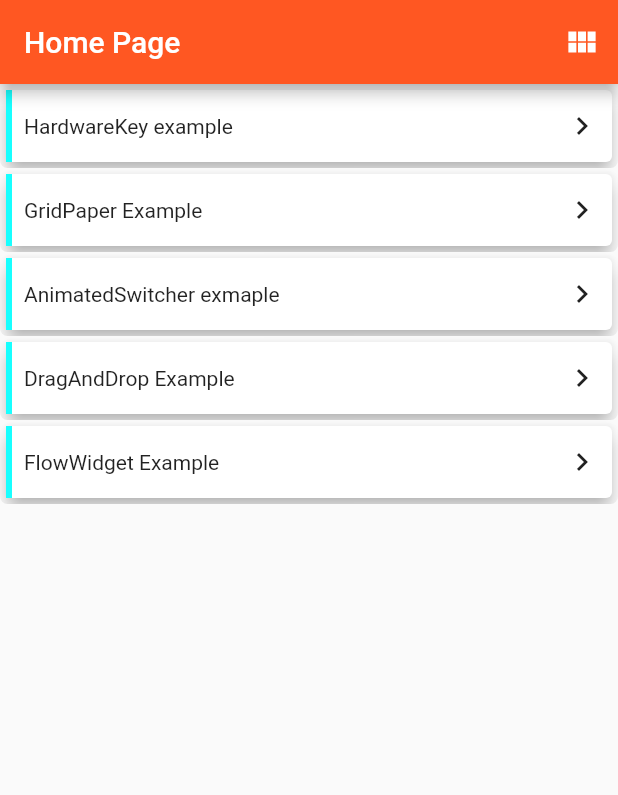
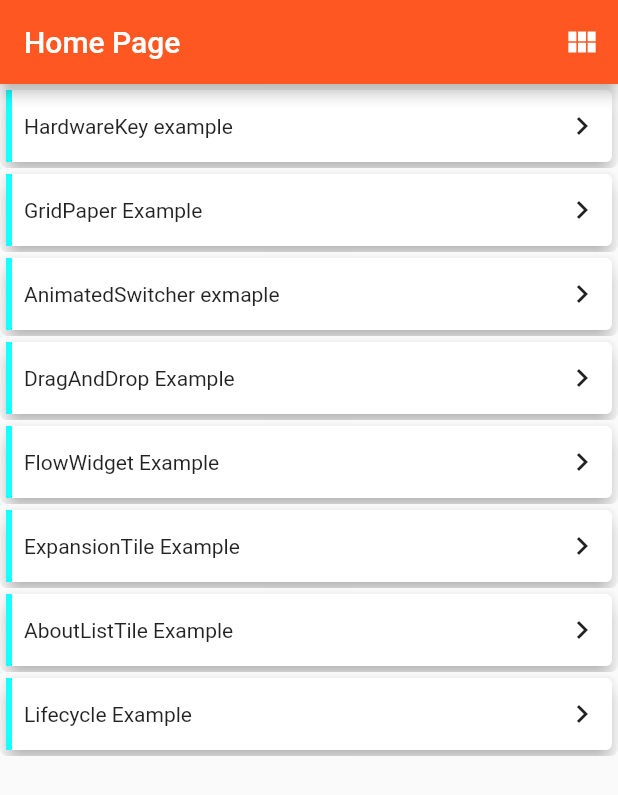
Before and after one commit to VlatkovicB/flutter_playground, a Flutter app: the screen it shows after launch, on a phone screen of 412 x 824 dp. Shown: the top 795 px of the screen. Run offline on Flutter 3.47's test engine with Material 2 defaults, Android fonts, the phone set to English and light mode, and no system bars; Roboto replaces fonts that are missing (Roboto-Regular.ttf).

Commit message:
Done about list tile, expansion tile and lifecycle

```diff
--- a/lib/imports.dart
+++ b/lib/imports.dart
@@ -18,6 +18,9 @@ export './screens/grid_paper_example.dart';
 export './screens/animated_switcher_example.dart';
 export './screens/drag_and_drop_example.dart';
 export './screens/flow_widget_example.dart';
+export './screens/expansion_tile_example.dart';
+export './screens/about_list_tile_example.dart';
+export './screens/lifecycle_example.dart';
 
 // WIDGETS
 export './widgets/menu_button.dart';
--- a/lib/main.dart
+++ b/lib/main.dart
@@ -13,6 +13,7 @@ class MyApp extends StatelessWidget {
         accentColor: Colors.cyanAccent,
         fontFamily: Constants.ROBOTO_REGULAR,
       ),
+      debugShowCheckedModeBanner: false,
       home: HomePage(),
       routes: {
         AppBarExample.routeName: (ctx) => AppBarExample(),
@@ -31,6 +32,9 @@ class MyApp extends StatelessWidget {
         AnimatedSwitcherExample.routeName: (ctx) => AnimatedSwitcherExample(),
         DragAndDropExample.routeName: (ctx) => DragAndDropExample(),
         FlowWidgetExample.routeName: (ctx) => FlowWidgetExample(),
+        ExpansionTileExample.routeName: (ctx) => ExpansionTileExample(),
+        AboutListTileExample.routeName: (ctx) => AboutListTileExample(),
+        LifecycleExample.routeName: (ctx) => LifecycleExample(),
       },
     );
   }
--- /dev/null
+++ b/lib/screens/expansion_tile_sample_data.dart
@@ -0,0 +1,6 @@
+class SampleData {
+  SampleData(this.title, [this.children = const <SampleData>[]]);
+
+  final String title;
+  final List<SampleData> children;
+}
--- a/lib/screens/home_page.dart
+++ b/lib/screens/home_page.dart
@@ -70,6 +70,14 @@ class _HomePageState extends State<HomePage> with TickerProviderStateMixin {
         routeName: DragAndDropExample.routeName, title: 'DragAndDrop Example'),
     MenuButton(
         routeName: FlowWidgetExample.routeName, title: 'FlowWidget Example'),
+    MenuButton(
+        routeName: ExpansionTileExample.routeName,
+        title: 'ExpansionTile Example'),
+    MenuButton(
+        routeName: AboutListTileExample.routeName,
+        title: 'AboutListTile Example'),
+    MenuButton(
+        routeName: LifecycleExample.routeName, title: 'Lifecycle Example'),
   ];
 
   void _toggleView() {
```
Also changed, not shown: lib/screens/about_list_tile_example.dart (added, +24 -0 lines), lib/screens/expansion_tile_example.dart (added, +82 -0 lines), lib/screens/lifecycle_example.dart (added, +57 -0 lines).
